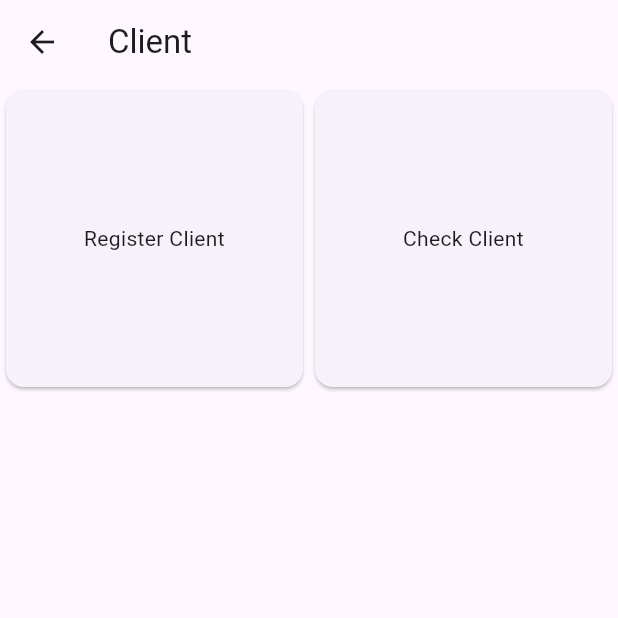
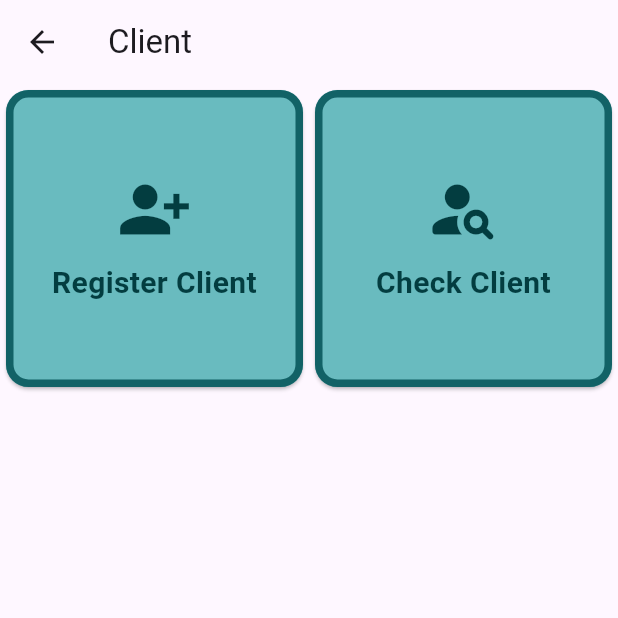
Before and after one commit to NicolasKLange/projeto_lince, a Flutter app: the DashboardScreen screen opened by its route, after a tap on "Client", on a phone screen of 412 x 824 dp, the top half of it. Run offline on Flutter 3.47's test engine with Material 3 defaults, Android fonts, the phone set to English and light mode, and no system bars; our stand-ins replace image_picker, sqflite; accounts and stored records are empty; generated files the repository leaves out were written again.

Commit message:
Stilizando telas

```diff
--- a/lib/client_screens/client.dart
+++ b/lib/client_screens/client.dart
@@ -12,24 +12,43 @@ class ClientScreen extends StatelessWidget {
       body: GridView.count(
         crossAxisCount: 2,
         children: [
-          _buildDashboardButton(context, 'Register Client', '/register-client'),
-          _buildDashboardButton(context, 'Check Client', '/check-client'),
+          _buildDashboardButton(context, 'Register Client', Icons.person_add_alt_1, '/register-client'),
+          _buildDashboardButton(context, 'Check Client', Icons.person_search_rounded, '/check-client'),
         ],
       ),
     );
   }
 
-  Widget _buildDashboardButton(BuildContext context, String title, String route) {
+  Widget _buildDashboardButton(BuildContext context, String title, IconData icon, String route) {
     return Card(
+      color: const Color(0xFF69BBBF),
+      shape: RoundedRectangleBorder(
+        borderRadius: BorderRadius.circular(15.0),
+        side: const BorderSide(color: Color(0xFF126266), width: 5.0),  // Borda roxa
+      ),
       child: InkWell(
         onTap: () {
           Navigator.pushNamed(context, route);
         },
-        child: Center(
-          child: Text(
-            title,
-            textAlign: TextAlign.center,
-          ),
+        child: Column(
+          mainAxisAlignment: MainAxisAlignment.center,
+          children: [
+            Icon(
+              icon,
+              size: 50,
+              color: const Color(0xFF033D40),
+            ),
+            const SizedBox(height: 10),
+            Text(
+              title,
+              textAlign: TextAlign.center,
+              style: const TextStyle(
+                color: Color(0xFF033D40),
+                fontSize: 20,
+                fontWeight: FontWeight.bold,
+              ),
+            ),
+          ],
         ),
       ),
     );
--- a/lib/screen/dashboard.dart
+++ b/lib/screen/dashboard.dart
@@ -1,9 +1,9 @@
 import 'package:flutter/material.dart';
 
-///Dashboard screen class
+/// Dashboard screen class
 class DashboardScreen extends StatelessWidget {
-  ///Dashboard screen class
-  const DashboardScreen({super.key});
+  /// Constructor for DashboardScreen
+  const DashboardScreen({Key? key}) : super(key: key);
 
   @override
   Widget build(BuildContext context) {
@@ -14,26 +14,45 @@ class DashboardScreen extends StatelessWidget {
       body: GridView.count(
         crossAxisCount: 2,
         children: [
-          _buildDashboardButton(context, 'Client', '/client'),
-          _buildDashboardButton(context, 'Manager', '/manager'),
-          _buildDashboardButton(context, 'Vehicle', '/vehicle'),
-          _buildDashboardButton(context, 'Rent', '/rent'),
+          _buildDashboardButton(context, 'Client', Icons.person, '/client'),
+          _buildDashboardButton(context, 'Manager', Icons.business, '/manager'),
+          _buildDashboardButton(context, 'Vehicle', Icons.directions_car, '/vehicle'),
+          _buildDashboardButton(context, 'Rent', Icons.calendar_month_rounded, '/rent'),
         ],
       ),
     );
   }
 
-  Widget _buildDashboardButton(BuildContext context, String title, String route) {
+  Widget _buildDashboardButton(BuildContext context, String title, IconData icon, String route) {
     return Card(
+      color: Color(0xFF69BBBF),
+      shape: RoundedRectangleBorder(
+        borderRadius: BorderRadius.circular(15.0),
+        side: BorderSide(color: Color(0xFF126266), width: 5.0),  // Borda roxa
+      ),
       child: InkWell(
         onTap: () {
           Navigator.pushNamed(context, route);
         },
-        child: Center(
-          child: Text(
-            title,
-            textAlign: TextAlign.center,
-          ),
+        child: Column(
+          mainAxisAlignment: MainAxisAlignment.center,
+          children: [
+            Icon(
+              icon,
+              size: 50,
+              color: Color(0xFF033D40),
+            ),
+            const SizedBox(height: 10),
+            Text(
+              title,
+              textAlign: TextAlign.center,
+              style: const TextStyle(
+                color: Color(0xFF033D40),
+                fontSize: 20,
+                fontWeight: FontWeight.bold,
+              ),
+            ),
+          ],
         ),
       ),
     );
```
Also changed, not shown: lib/manager_screens/manager.dart (+27 -8 lines), lib/rent_screens/rent.dart (+27 -8 lines), lib/vehicle_screens/vehicle.dart (+27 -8 lines).
